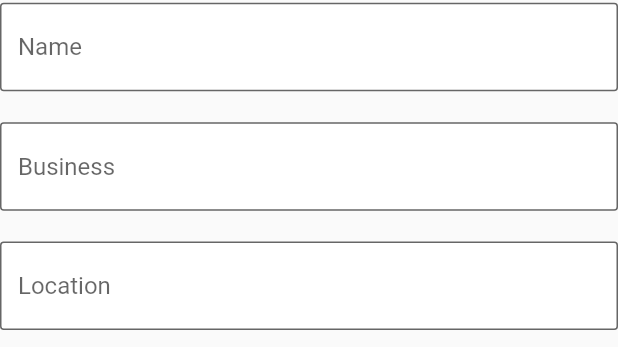
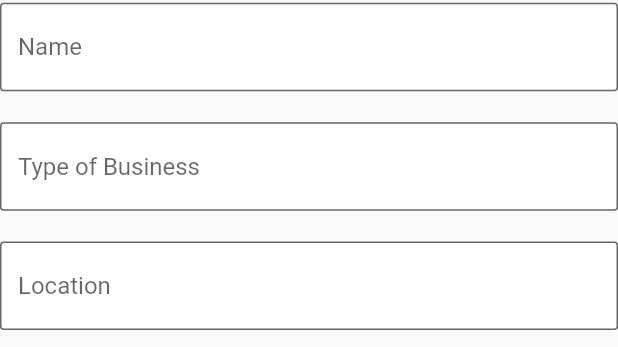
Before and after one commit to Ansontheprogrammer/timeless-website, a Flutter app: the MyCustomForm widget shown alone on an empty page, opened directly, on a phone screen of 412 x 824 dp. Shown: the part 101-448 px from the top of the screen. Run offline on Flutter 3.47's test engine with Material 2 defaults, Android fonts, the phone set to English and light mode, and no system bars; our stand-ins replace firebase_core, flutter_dotenv, flutter_slidable, google_fonts; accounts and stored records are empty; network calls fail; Roboto replaces fonts that are missing (Ubuntu).

Commit message:
Created business model

```diff
--- /dev/null
+++ b/lib/models/business.dart
@@ -0,0 +1,29 @@
+class Business {
+  final String id;
+  final String name;
+  final String type;
+  final String imageURL;
+  final String zipcode;
+  static String dbCollectionName = 'businesses';
+
+  Map<String, dynamic> toJson() => {
+        'id': this.id,
+        'name': this.name,
+        'type': this.type,
+        'imageURL': this.imageURL,
+        'zipcode': this.zipcode
+      };
+  Business.fromJSON(Map<String, dynamic> parsedJSON)
+      : id = parsedJSON['id'] as String,
+        name = parsedJSON['name'],
+        type = parsedJSON['type'],
+        imageURL = parsedJSON['imageURL'],
+        zipcode = parsedJSON['zipcode'];
+
+  Business(
+      {required this.id,
+      required this.name,
+      required this.type,
+      required this.imageURL,
+      required this.zipcode});
+}
--- a/lib/views/home/home_view.dart
+++ b/lib/views/home/home_view.dart
@@ -6,8 +6,6 @@ import 'package:timeless_app/utils/custom_text.dart';
 import 'package:timeless_app/widgets/home/form_container.dart';
 import 'package:timeless_app/widgets/home/hero/hero_section.dart';
 import 'package:timeless_app/widgets/home/my_custom_form.dart';
-import 'package:timeless_app/widgets/home/recommended/desktop_recommended_section.dart';
-import 'package:timeless_app/widgets/home/recommended/mobile_recommended_section.dart';
 import 'package:timeless_app/widgets/navigation/app/custom_tab_bar.dart';
 import 'package:timeless_app/widgets/home/landing_page_content.dart';
 import 'package:timeless_app/widgets/navigation/drawer/drawer.dart';
--- a/lib/widgets/home/my_custom_form.dart
+++ b/lib/widgets/home/my_custom_form.dart
@@ -59,14 +59,14 @@ class MyCustomFormState extends State<MyCustomForm> {
           decoration: InputDecoration(
             filled: true,
             fillColor: Colors.white,
-            hintText: 'Business',
+            hintText: 'Type of Business',
             border: new OutlineInputBorder(
               borderRadius: const BorderRadius.all(
                 const Radius.circular(2.5),
               ),
             ),
           ),
-          validator: validator(title: 'Business'),
+          validator: validator(title: 'Type of Business'),
         ),
         SmallSpacer(),
         TextFormField(
```
